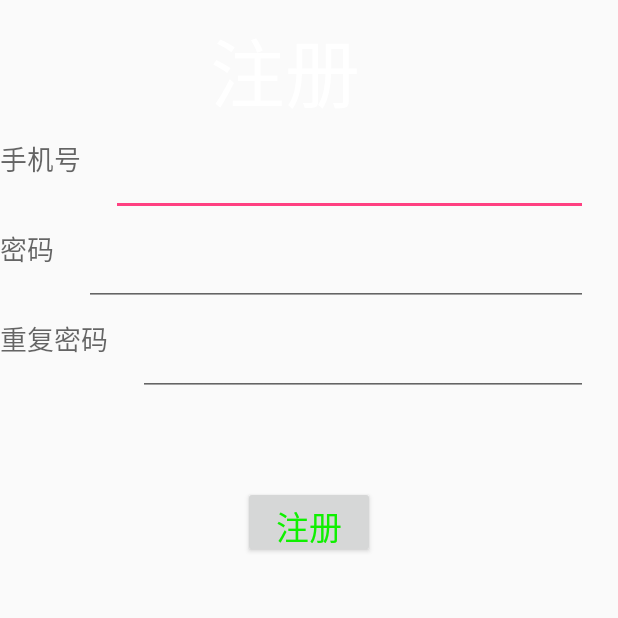
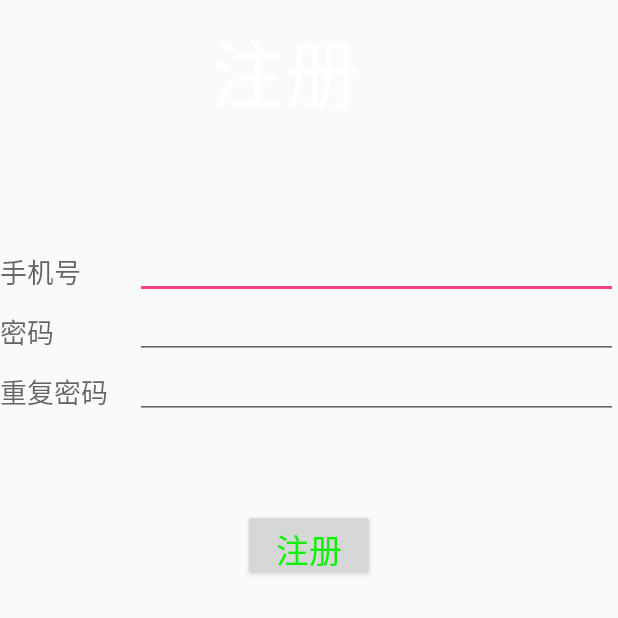
Before and after one commit to DarryNobi/AnChangJob, an Android app: the my_register screen opened directly, with no data from a screen before it, on a phone screen of 412 x 824 dp, the top half of it. Run offline under Robolectric (Android 15) with nearby library versions, the phone set to English and light mode, and no system bars.

Commit message:
third commit and push

```diff
--- a/app/src/main/java/com/anchangjob/worldchange/anchangjob/Data.java
+++ b/app/src/main/java/com/anchangjob/worldchange/anchangjob/Data.java
@@ -14,6 +14,9 @@ public class Data extends Application {
     public void settab(int n){
         this.tab= n;
     }
+    public void setislogedin(boolean bl){
+        this.islogedin= bl;
+    }
     @Override
     public void onCreate(){
         tab = 0;
--- a/app/src/main/java/com/anchangjob/worldchange/anchangjob/MainActivity.java
+++ b/app/src/main/java/com/anchangjob/worldchange/anchangjob/MainActivity.java
@@ -30,6 +30,7 @@ public class MainActivity extends AppCompatActivity {
     protected void onCreate(Bundle savedInstanceState) {
         super.onCreate(savedInstanceState);
         setContentView(R.layout.activity_main);
+
 
         HttpURLConnection urlConnection = null;
         String str=null;
--- a/app/src/main/java/com/anchangjob/worldchange/anchangjob/my_mainactivity.java
+++ b/app/src/main/java/com/anchangjob/worldchange/anchangjob/my_mainactivity.java
@@ -17,6 +17,8 @@ import android.widget.TextView;
  */
 public class my_mainactivity extends Activity implements View.OnClickListener {
 
+    final  Data mydata=(Data)getApplication();
+    public Data data=mydata;
     /**
      * 用于展示招聘信息的Fragment
      */
@@ -148,7 +150,7 @@ public class my_mainactivity extends Activity implements View.OnClickListener {
         // 先隐藏掉所有的Fragment，以防止有多个Fragment显示在界面上的情况
         hideFragments(transaction);
         switch (index) {
-            case 0:
+            case 2:
                 // 当点击了消息tab时，改变控件的图片和文字颜色
                 jobImage.setImageResource(R.drawable.job);
                 jobText.setTextColor(Color.BLACK);
@@ -174,7 +176,7 @@ public class my_mainactivity extends Activity implements View.OnClickListener {
                     transaction.show(comFragment);
                 }
                 break;
-            case 2:
+            case 0:
                 // 当点击了动态tab时，改变控件的图片和文字颜色
                 infoImage.setImageResource(R.drawable.info);
                 infoText.setTextColor(Color.BLACK);
--- a/app/src/main/res/layout/activity_my_register.xml
+++ b/app/src/main/res/layout/activity_my_register.xml
@@ -5,8 +5,8 @@
     android:orientation="vertical">"
 
     <TextView
-        android:layout_width="wrap_content"
-        android:layout_height="wrap_content"
+        android:layout_width="match_parent"
+        android:layout_height="159dp"
         android:text="注册"
         android:textSize="50dip"
         android:textColor="#FFFFFF"
@@ -22,7 +22,7 @@
         android:layout_height="wrap_content">
 
         <TextView
-            android:layout_width="wrap_content"
+            android:layout_width="90dp"
             android:layout_height="wrap_content"
             android:textAppearance="?android:attr/textAppearanceMedium"
             android:text="手机号"
@@ -33,9 +33,6 @@
             android:id="@+id/register_username"
             android:layout_width="match_parent"
             android:layout_height="wrap_content"
-            android:layout_marginTop="20dip"
-            android:layout_marginLeft="20dip"
-            android:layout_marginRight="20dip"
             android:height="40dip"
             />
 
@@ -47,7 +44,7 @@
         android:layout_height="wrap_content">
 
         <TextView
-            android:layout_width="wrap_content"
+            android:layout_width="90dp"
             android:layout_height="wrap_content"
             android:textAppearance="?android:attr/textAppearanceMedium"
             android:text="密码"
@@ -58,9 +55,7 @@
             android:id="@+id/register_passwd"
             android:layout_width="match_parent"
             android:layout_height="wrap_content"
-            android:layout_marginTop="20dip"
-            android:layout_marginLeft="20dip"
-            android:layout_marginRight="20dip"
+            android:password="true"
             android:height="40dip"
             />
     </LinearLayout>
@@ -71,7 +66,7 @@
         android:layout_height="wrap_content">
 
         <TextView
-            android:layout_width="wrap_content"
+            android:layout_width="90dp"
             android:layout_height="wrap_content"
             android:textAppearance="?android:attr/textAppearanceMedium"
             android:text="重复密码"
@@ -82,9 +77,7 @@
             android:id="@+id/reregister_passwd"
             android:layout_width="match_parent"
             android:layout_height="wrap_content"
-            android:layout_marginTop="20dip"
-            android:layout_marginLeft="20dip"
-            android:layout_marginRight="20dip"
+            android:password="true"
             android:height="40dip"
             />
     </LinearLayout>
```
Also changed, not shown: app/src/main/java/com/anchangjob/worldchange/anchangjob/Fragment1.java (+17 -10 lines), app/src/main/java/com/anchangjob/worldchange/anchangjob/my_login.java (+6 -2 lines).
